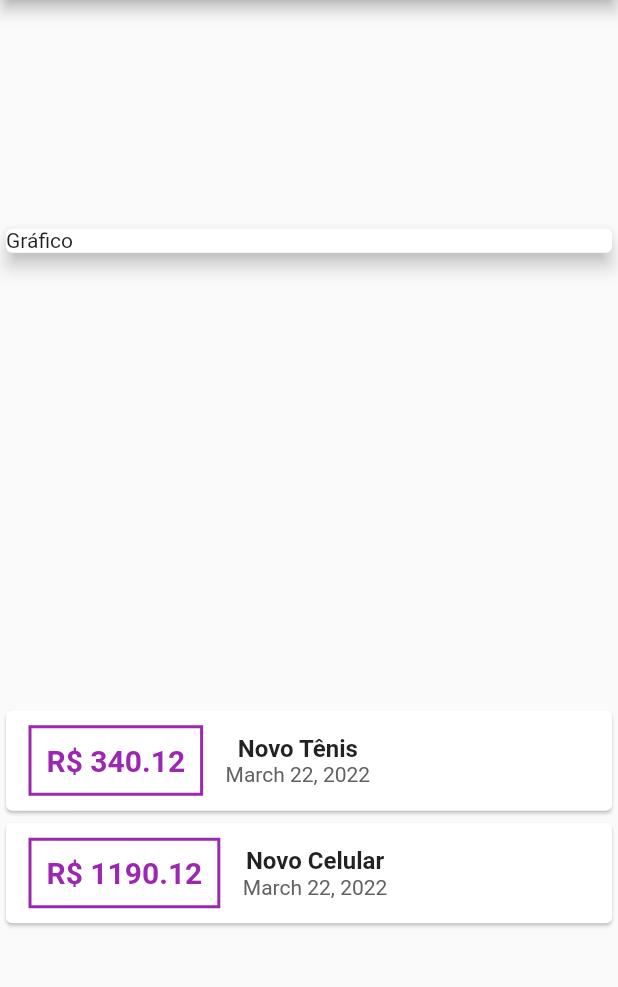
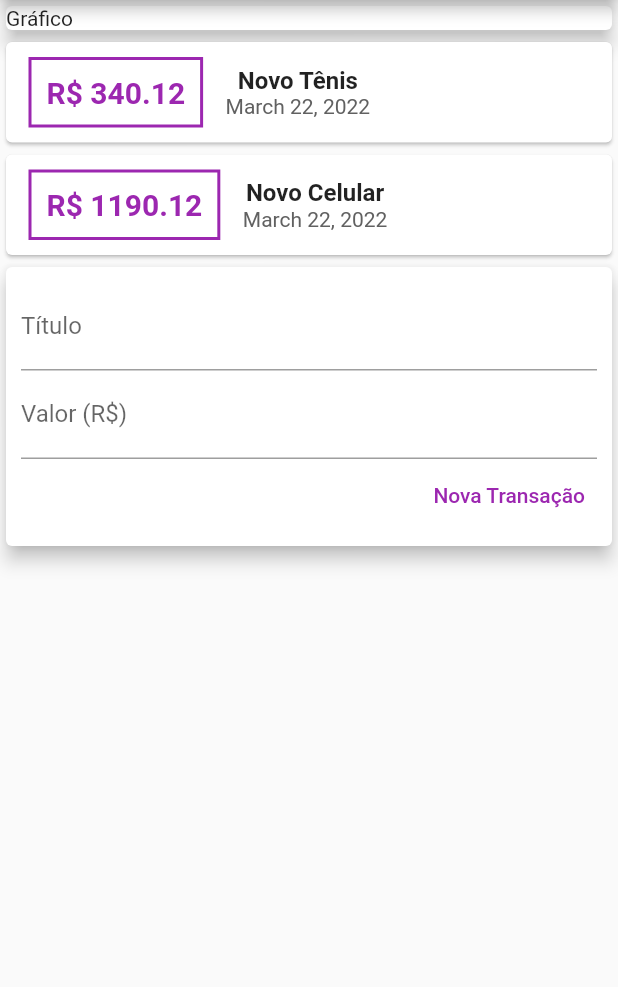
Before and after one commit to joevtap/despesas_pessoais, a Flutter app: the screen it shows after launch, on a phone screen of 412 x 824 dp, the part 84-1071 px from its top. Run offline on Flutter 3.47's test engine with Material 2 defaults, Android fonts, the phone set to English and light mode, and no system bars.

```diff
--- a/lib/main.dart
+++ b/lib/main.dart
@@ -19,6 +19,10 @@ class ExpensesApp extends StatelessWidget {
 }
 
 class MyHomePage extends StatelessWidget {
+
+  final titleController = TextEditingController();
+  final valueController = TextEditingController();
+
   final _transactions = [
     Transaction(
       id: 't1',
@@ -43,7 +47,6 @@ class MyHomePage extends StatelessWidget {
         title: const Text('Despesas pessoais'),
       ),
       body: Column(
-          mainAxisAlignment: MainAxisAlignment.spaceAround,
           crossAxisAlignment: CrossAxisAlignment.stretch,
           children: <Widget>[
             const Card(
@@ -59,6 +62,42 @@ class MyHomePage extends StatelessWidget {
                 );
               }).toList(),
             ),
+            Card(
+              elevation: 5,
+              child: Padding(
+                padding: const EdgeInsets.all(10),
+                child: Column(
+                  children: [
+                    TextField(
+                      controller: titleController,
+                      decoration: const InputDecoration(
+                        labelText: 'Título',
+                      ),
+                    ),
+                    TextField(
+                      controller: valueController,
+                      decoration: const InputDecoration(
+                        labelText: 'Valor (R\$)',
+                      ),
+                    ),
+                    Row(
+                      mainAxisAlignment: MainAxisAlignment.end,
+                      children: [
+                        TextButton(
+                          onPressed: () {
+                            print([titleController.text, valueController.text]);
+                          },
+                          child: const Text(
+                            'Nova Transação',
+                            style: TextStyle(color: Colors.purple),
+                          ),
+                        ),
+                      ],
+                    ),
+                  ],
+                ),
+              ),
+            ),
           ]),
     );
   }
```
